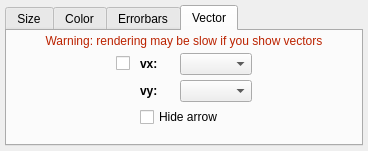
Old version of the form glue/viewers/scatter/qt/layer_style_editor_scatter.ui in the repository glue-viz/glue.
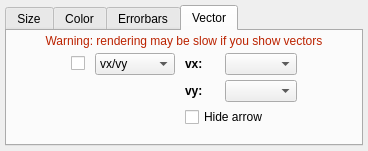
New version of the form. Custom widgets are drawn as their Qt base class.

Patch:
```diff
--- a/glue/viewers/scatter/qt/layer_style_editor_scatter.ui
+++ b/glue/viewers/scatter/qt/layer_style_editor_scatter.ui
@@ -588,6 +588,26 @@
        <property name="verticalSpacing">
         <number>5</number>
        </property>
+       <item row="3" column="3" colspan="3">
+        <widget class="QCheckBox" name="bool_vector_hide_arrow">
+         <property name="text">
+          <string>Hide arrow</string>
+         </property>
+        </widget>
+       </item>
+       <item row="4" column="3">
+        <spacer name="verticalSpacer_3">
+         <property name="orientation">
+          <enum>Qt::Vertical</enum>
+         </property>
+         <property name="sizeHint" stdset="0">
+          <size>
+           <width>20</width>
+           <height>40</height>
+          </size>
+         </property>
+        </spacer>
+       </item>
        <item row="1" column="1">
         <widget class="QCheckBox" name="bool_vector_visible">
          <property name="text">
@@ -608,10 +628,10 @@
          </property>
         </spacer>
        </item>
-       <item row="1" column="4">
-        <widget class="QComboBox" name="combosel_vx_att"/>
-       </item>
        <item row="1" column="5">
+        <widget class="QComboBox" name="combosel_vx_att"/>
+       </item>
+       <item row="1" column="6">
         <spacer name="horizontalSpacer_2">
          <property name="orientation">
           <enum>Qt::Horizontal</enum>
@@ -624,11 +644,11 @@
          </property>
         </spacer>
        </item>
-       <item row="2" column="4">
+       <item row="2" column="5">
         <widget class="QComboBox" name="combosel_vy_att"/>
        </item>
-       <item row="2" column="2">
-        <widget class="QLabel" name="label_6">
+       <item row="2" column="3">
+        <widget class="QLabel" name="label_vector_y">
          <property name="font">
           <font>
            <weight>75</weight>
@@ -640,8 +660,8 @@
          </property>
         </widget>
        </item>
-       <item row="1" column="2">
-        <widget class="QLabel" name="label_5">
+       <item row="1" column="3">
+        <widget class="QLabel" name="label_vector_x">
          <property name="font">
           <font>
            <weight>75</weight>
@@ -653,7 +673,7 @@
          </property>
         </widget>
        </item>
-       <item row="0" column="0" colspan="6">
+       <item row="0" column="0" colspan="7">
         <widget class="QLabel" name="label_warning_vector">
          <property name="styleSheet">
           <string notr="true">color: #BB2200</string>
@@ -666,24 +686,30 @@
          </property>
         </widget>
        </item>
-       <item row="4" column="2">
-        <spacer name="verticalSpacer_3">
-         <property name="orientation">
-          <enum>Qt::Vertical</enum>
+       <item row="1" column="2">
+        <widget class="QComboBox" name="combosel_vector_mode">
+         <property name="sizePolicy">
+          <sizepolicy hsizetype="Minimum" vsizetype="Fixed">
+           <horstretch>0</horstretch>
+           <verstretch>0</verstretch>
+          </sizepolicy>
          </property>
-         <property name="sizeHint" stdset="0">
+         <property name="maximumSize">
           <size>
-           <width>20</width>
-           <height>40</height>
+           <width>80</width>
+           <height>16777215</height>
           </size>
          </property>
-        </spacer>
-       </item>
-       <item row="3" column="2" colspan="3">
-        <widget class="QCheckBox" name="bool_vector_hide_arrow">
-         <property name="text">
-          <string>Hide arrow</string>
-         </property>
+         <item>
+          <property name="text">
+           <string>vx/vy</string>
+          </property>
+         </item>
+         <item>
+          <property name="text">
+           <string>ang/length</string>
+          </property>
+         </item>
         </widget>
        </item>
       </layout>
```
